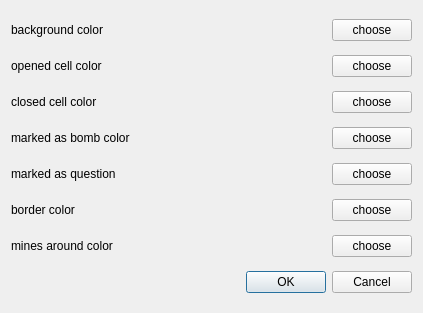
This is minesfieldsettingsdialog.ui in DevAlone/CrazyMinesweeper as Qt 5 draws it before an edit. The edited form follows.
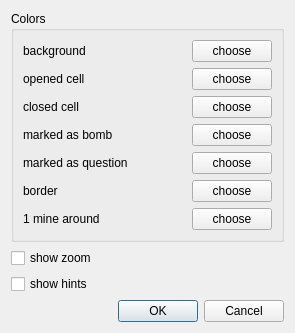
This is the edited form. Custom widgets are drawn as their Qt base class.

What changed in the file:
```diff
--- a/minesfieldsettingsdialog.ui
+++ b/minesfieldsettingsdialog.ui
@@ -6,20 +6,26 @@
    <rect>
     <x>0</x>
     <y>0</y>
-    <width>423</width>
-    <height>313</height>
+    <width>295</width>
+    <height>291</height>
    </rect>
   </property>
   <property name="windowTitle">
    <string>Dialog</string>
   </property>
+  <layout class="QVBoxLayout" name="verticalLayout_2">
+   <item>
+    <widget class="QGroupBox" name="groupBox">
+     <property name="title">
+      <string>Colors</string>
+     </property>
   <layout class="QVBoxLayout" name="verticalLayout">
    <item>
     <layout class="QHBoxLayout" name="horizontalLayout">
      <item>
       <widget class="QLabel" name="label">
        <property name="text">
-        <string>background color</string>
+           <string>background</string>
        </property>
        <property name="buddy">
         <cstring>backgroundColorButton</cstring>
@@ -53,7 +59,7 @@
      <item>
       <widget class="QLabel" name="label_2">
        <property name="text">
-        <string>opened cell color</string>
+           <string>opened cell</string>
        </property>
        <property name="buddy">
         <cstring>openedCellColorButton</cstring>
@@ -87,7 +93,7 @@
      <item>
       <widget class="QLabel" name="label_3">
        <property name="text">
-        <string>closed cell color</string>
+           <string>closed cell</string>
        </property>
        <property name="buddy">
         <cstring>closedCellColorButton</cstring>
@@ -121,7 +127,7 @@
      <item>
       <widget class="QLabel" name="label_4">
        <property name="text">
-        <string>marked as bomb color</string>
+           <string>marked as bomb</string>
        </property>
        <property name="buddy">
         <cstring>markedAsBombColorButton</cstring>
@@ -189,7 +195,7 @@
      <item>
       <widget class="QLabel" name="label_6">
        <property name="text">
-        <string>border color</string>
+           <string>border</string>
        </property>
        <property name="buddy">
         <cstring>borderColorButton</cstring>
@@ -223,7 +229,7 @@
      <item>
       <widget class="QLabel" name="label_7">
        <property name="text">
-        <string>mines around color</string>
+           <string>1 mine around</string>
        </property>
        <property name="buddy">
         <cstring>borderColorButton</cstring>
@@ -251,6 +257,23 @@
       </widget>
      </item>
     </layout>
+      </item>
+     </layout>
+    </widget>
+   </item>
+   <item>
+    <widget class="QCheckBox" name="showZoom">
+     <property name="text">
+      <string>show zoom</string>
+     </property>
+    </widget>
+   </item>
+   <item>
+    <widget class="QCheckBox" name="showHints">
+     <property name="text">
+      <string>show hints</string>
+     </property>
+    </widget>
    </item>
    <item>
     <widget class="QDialogButtonBox" name="buttonBox">
```
Lines whose indentation alone changed are shown as unchanged.
